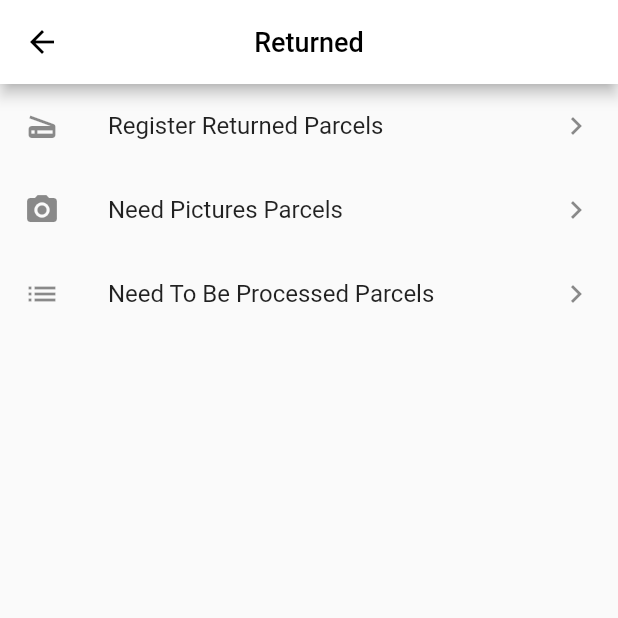
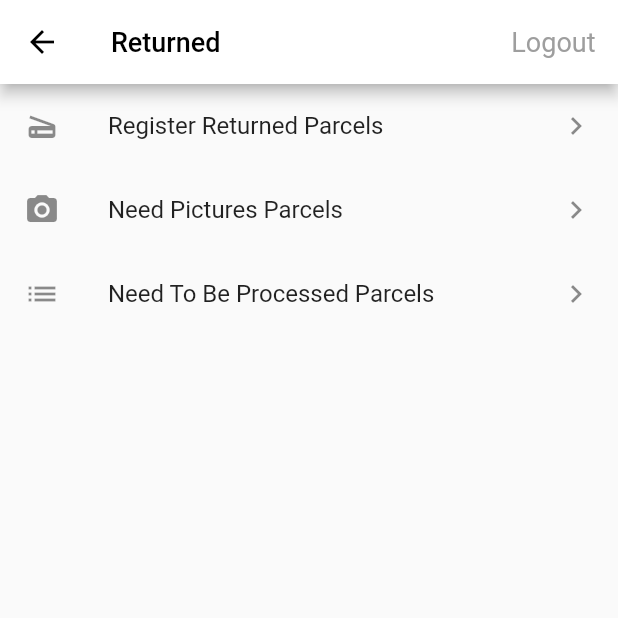
Before and after one commit to quinn-lee/wms_app, a Flutter app: the ReturnedPage screen opened directly, on a phone screen of 412 x 824 dp, the top half of it. Run offline on Flutter 3.47's test engine with Material 2 defaults, Android fonts, the phone set to English and light mode, and no system bars; our stand-ins replace audioplayers, dio, fluttertoast, image_picker, lottie, shared_preferences; accounts and stored records are empty.

Commit message:
退出登录

```diff
--- a/lib/main.dart
+++ b/lib/main.dart
@@ -47,6 +47,7 @@ class _MyAppState extends HiState<MyApp> {
           return MaterialApp(
             home: widget,
             theme: ThemeData(primarySwatch: white),
+            debugShowCheckedModeBanner: false,
           );
         });
   }
--- a/lib/page/login_page.dart
+++ b/lib/page/login_page.dart
@@ -91,7 +91,8 @@ class _LoginPageState extends HiState<LoginPage> {
         print("login successful");
         showToast("Login Successful");
         HiNavigator.getInstance().onJumpTo(RouteStatus.home);
-        await LoginDao.getAccountInfo(result[LoginDao.TOKEN]);
+        // 暂时不需要获取用户信息
+        // await LoginDao.getAccountInfo(result[LoginDao.TOKEN]);
       } else {
         print("login fail");
         showWarnToast(result['error']);
--- a/lib/widget/home_appbar.dart
+++ b/lib/widget/home_appbar.dart
@@ -1,14 +1,33 @@
 // 自定义顶部appBar
 import 'package:flutter/material.dart';
+import 'package:wms_app/db/hi_cache.dart';
+import 'package:wms_app/http/dao/login_dao.dart';
+import 'package:wms_app/navigator/hi_navigator.dart';
 
 homeAppBar(String title) {
   return AppBar(
     // 让title居左
-    centerTitle: true,
-    titleSpacing: 0,
+    centerTitle: false,
+    titleSpacing: 18,
     title: Text(
       title,
       style: const TextStyle(fontSize: 18),
     ),
+    actions: [
+      InkWell(
+        onTap: () {
+          HiCache.getInstance().remove(LoginDao.TOKEN);
+          HiNavigator.getInstance().onJumpTo(RouteStatus.login);
+        },
+        child: Container(
+            padding: const EdgeInsets.only(left: 15, right: 15),
+            alignment: Alignment.center,
+            child: Text(
+              "Logout",
+              style: TextStyle(fontSize: 18, color: Colors.grey[500]),
+              textAlign: TextAlign.center,
+            )),
+      )
+    ],
   );
 }
```
